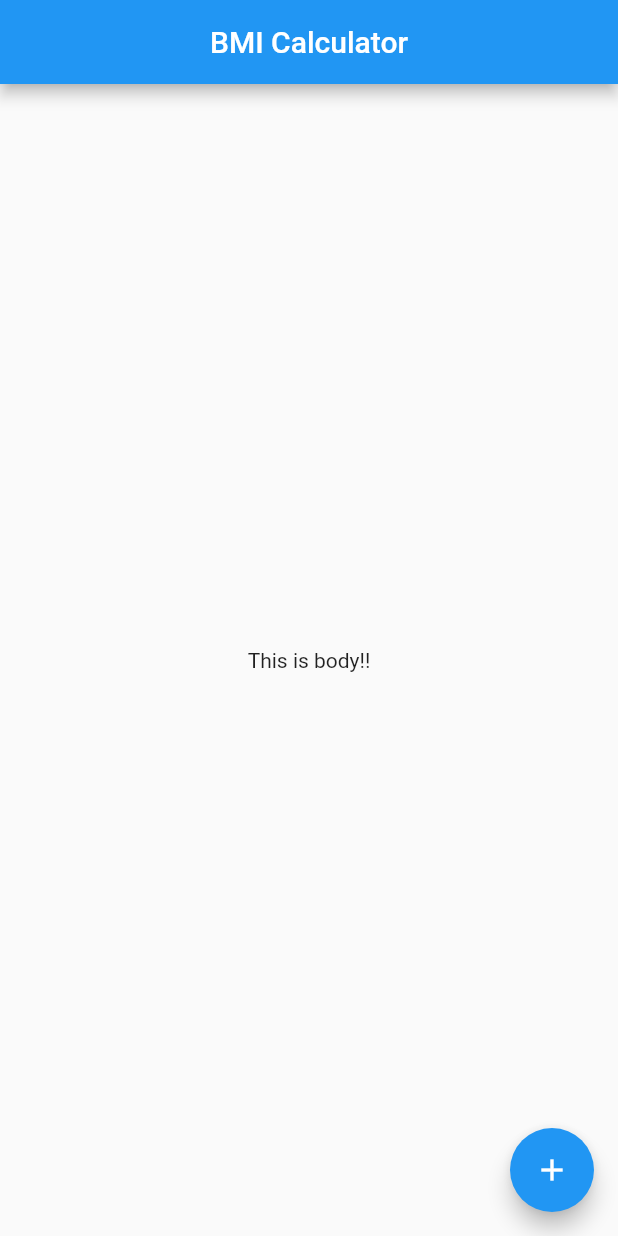
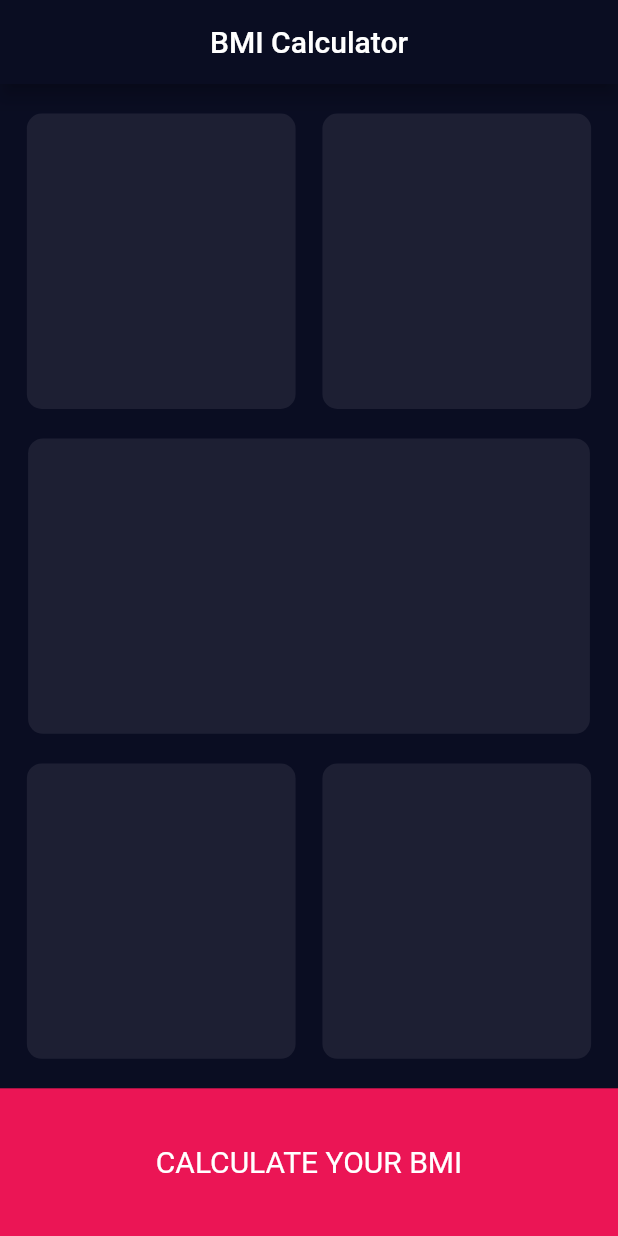
Before and after one commit to TakshalModi02/BMI_Calculator, a Flutter app: the screen it shows after launch, on a phone screen of 412 x 824 dp. Run offline on Flutter 3.47's test engine with Material 2 defaults, Android fonts, the phone set to English and light mode, and no system bars.

Commit message:
Second One

```diff
--- a/lib/_input_page.dart
+++ b/lib/_input_page.dart
@@ -15,13 +15,127 @@ class _InputPageState extends State<InputPage> {
         centerTitle: true,
         title: const Text("BMI Calculator"),
       ),
-      body: const Center(
-        child: Text("This is body!!"),
-      ),
-      floatingActionButton: FloatingActionButton(
-        onPressed: () {},
-        child: const Icon(Icons.add),
+
+      body: SafeArea(
+        child: Column(
+          children: [
+
+            const Expanded(flex: 1, child: SizedBox()),
+
+            Expanded(
+              flex: 10,
+              child: Row(
+                children: const [
+                  Expanded(
+                      flex: 1,
+                      child: SizedBox()
+                  ),
+                  Expanded(
+                    flex: 10,
+                    child: Card(),
+                  ),
+                  Expanded(
+                      flex: 1,
+                      child: SizedBox()
+                  ),
+                  Expanded(
+                    flex: 10,
+                    child: Card(),
+                  ),
+                  Expanded(
+                      flex: 1,
+                      child: SizedBox()
+                  ),
+                ],
+              ),
+            ),
+
+            const Expanded(flex: 1, child: SizedBox()),
+
+            Expanded(
+              flex: 10,
+              child: Row(
+                children: const [
+                  Expanded(
+                      flex: 1,
+                      child: SizedBox()
+                  ),
+                  Expanded(
+                    flex: 20,
+                    child: Card(),
+                  ),
+                  Expanded(
+                      flex: 1,
+                      child: SizedBox()
+                  ),
+                ],
+              ),
+            ),
+
+            const Expanded(flex: 1, child: SizedBox()),
+
+            Expanded(
+              flex: 10,
+              child: Row(
+                children: const [
+                  Expanded(
+                      flex: 1,
+                      child: SizedBox()
+                  ),
+                  Expanded(
+                    flex: 10,
+                    child: Card(c: Color(0xFF1D1F33),)
+                  ),
+                  Expanded(
+                      flex: 1,
+                      child: SizedBox()
+                  ),
+                  Expanded(
+                    flex: 10,
+                    child: Card(),
+                  ),
+                  Expanded(
+                      flex: 1,
+                      child: SizedBox()
+                  ),
+                ],
+              ),
+            ),
+            const Expanded(flex: 1, child: SizedBox()),
+
+            Expanded(
+              flex: 5,
+              child: Container(
+                color: const Color(0xFFEB1555),
+                child: const Center(
+                  child: Text(
+                    "CALCULATE YOUR BMI",
+                    style: TextStyle(fontSize: 20,),
+                  ),
+                ),
+              ),
+            )
+          ],
+        ),
       ),
     );
   }
 }
+
+class Card extends StatelessWidget {
+
+  final Color c;
+
+  const Card({super.key, this.c = const Color(0xFF1D1F33),});
+
+  @override
+  Widget build(BuildContext context) {
+    return Container(
+
+      decoration: BoxDecoration(
+        borderRadius: BorderRadius.circular(10),
+        color: c,
+      ),
+    );
+  }
+}
--- a/lib/main.dart
+++ b/lib/main.dart
@@ -4,6 +4,8 @@ import '_input_page.dart';
 void main() {
   runApp(const BMI_Calculator());
 }
+
+MaterialColor colorCustom = const MaterialColor(0xFF0A0D22, <int, Color>{0: Color(0xFF0A0D22)});
 
 class BMI_Calculator extends StatelessWidget {
   const BMI_Calculator({Key? key}) : super(key: key);
@@ -12,7 +14,19 @@ class BMI_Calculator extends StatelessWidget {
   Widget build(BuildContext context) {
     return MaterialApp(
       debugShowCheckedModeBanner: false,
+      // theme: ThemeData.dark().copyWith(primaryColor: Colors.red),
       theme: ThemeData(
+
+        appBarTheme: const AppBarTheme(color: Color(0xFF0A0D22), elevation: 5),
+        floatingActionButtonTheme: const FloatingActionButtonThemeData(backgroundColor: Color(0xFFEB1555)),
+        scaffoldBackgroundColor: const Color(0xFF0A0D22),
+        textTheme: const TextTheme(bodyText1: TextStyle(color: Colors.white), bodyText2: TextStyle(color: Colors.white)),
+
+
+
+
+        // primarySwatch: colorCustom,
+
 
         //Both this two is not working.. I want to make theme having color of App bar and body with Hexcode #0A0D22
 
```
